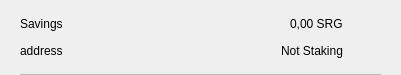
Before: the Qt Designer form src/qt/surge/forms/csrow.ui in HunterCanimun/surgeofficial-surge-coin, drawn with Qt 5.
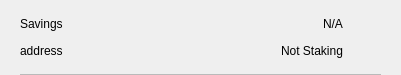
After: the same form once the commit is applied. Icons and pictures are not drawn.

```diff
--- a/src/qt/surge/forms/csrow.ui
+++ b/src/qt/surge/forms/csrow.ui
@@ -102,7 +102,7 @@
            <item>
             <widget class="QLabel" name="labelAmount">
              <property name="text">
-              <string>0,00 SRG</string>
+              <string notr="true">N/A</string>
              </property>
             </widget>
            </item>
```
Left out of the diff: 2 changed lines with no effect on the pictures.
